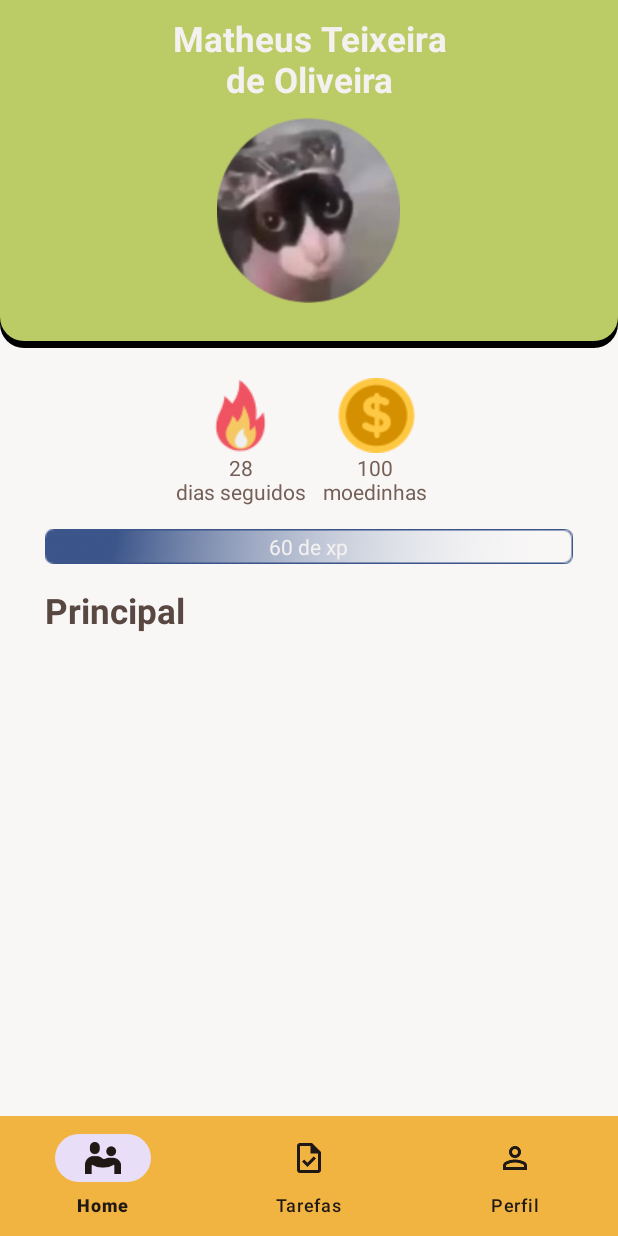
After one commit to eniac-flavio/task-family, an Android app: the layout activity_task.xml on its own in the app's theme, with its tools: preview values and no code run, on a phone screen of 412 x 824 dp. The commit adds this screen. Run offline under Robolectric (Android 15) with nearby library versions, the light colour scheme and no system bars.

Commit message:
perfil xml v1

```diff
--- a/app/src/main/AndroidManifest.xml
+++ b/app/src/main/AndroidManifest.xml
@@ -13,10 +13,11 @@
         android:theme="@style/Theme.Taskfamily"
         tools:targetApi="31">
         <activity
+            android:name=".Task"
+            android:exported="false" />
+        <activity
             android:name=".GreetingActivity"
-            android:exported="true"
-            >
-
+            android:exported="true">
             <intent-filter>
                 <action android:name="android.intent.action.MAIN" />
 
@@ -26,8 +27,6 @@
         <activity android:name=".RegistrarActivity" />
         <activity android:name=".MainActivity" />
         <activity android:name=".LoginActivity" />
-
-
     </application>
 
 </manifest>
--- /dev/null
+++ b/app/src/main/res/drawable/perfil_model.xml
@@ -0,0 +1,17 @@
+<?xml version="1.0" encoding="utf-8"?>
+<layer-list xmlns:android="http://schemas.android.com/apk/res/android">
+    <!-- Sombra -->
+    <item android:top="35dp">
+        <shape android:shape="rectangle">
+            <solid android:color="#000000" />
+            <corners android:radius="16dp" />
+        </shape>
+    </item>
+    <!-- Botão -->
+    <item android:bottom="5dp">
+        <shape android:shape="rectangle">
+            <solid android:color="@color/sec400" />
+            <corners android:bottomLeftRadius="16dp" android:bottomRightRadius="16dp" />
+        </shape>
+    </item>
+</layer-list>
--- a/app/src/main/res/layout/activity_main.xml
+++ b/app/src/main/res/layout/activity_main.xml
@@ -89,7 +89,8 @@
          Eu já perdi a sanidade tentando fazer esses códigos
          nao sei flavio
          outra pergunta
-         alguem sabe oque ta fazendo?-->
+         alguem sabe oque ta fazendo?
+         tmnc sao paulino-->
 
     <!-- Navbar fixa -->
     <com.google.android.material.bottomnavigation.BottomNavigationView
--- /dev/null
+++ b/app/src/main/res/layout/activity_task.xml
@@ -0,0 +1,154 @@
+<?xml version="1.0" encoding="utf-8"?>
+<RelativeLayout xmlns:android="http://schemas.android.com/apk/res/android"
+    xmlns:app="http://schemas.android.com/apk/res-auto"
+    xmlns:tools="http://schemas.android.com/tools"
+    android:layout_width="match_parent"
+    android:layout_height="match_parent"
+    android:background="@color/bg950">
+
+    <!-- Conteúdo principal com perfil -->
+    <LinearLayout
+        android:id="@+id/layout_profile"
+        android:layout_width="match_parent"
+        android:layout_height="wrap_content"
+        android:layout_alignParentTop="true"
+        android:orientation="vertical"
+        android:background="@drawable/perfil_model">
+
+        <TextView
+            android:id="@+id/text_profile_name"
+            android:layout_width="200dp"
+            android:layout_height="wrap_content"
+            android:layout_gravity="center"
+            android:layout_marginTop="10dp"
+            android:text="Matheus Teixeira de Oliveira"
+            android:textAlignment="center"
+            android:textColor="@color/text50"
+            android:textSize="23sp"
+            android:textStyle="bold"
+            tools:ignore="HardcodedText" />
+
+        <ImageView
+            android:id="@+id/image_profile"
+            android:layout_width="130dp"
+            android:layout_height="123dp"
+            android:layout_gravity="center"
+            android:layout_marginTop="10dp"
+            android:layout_marginBottom="30dp"
+            android:src="@drawable/perfil" />
+    </LinearLayout>
+
+    <!-- Seção de Pontos abaixo do perfil -->
+    <LinearLayout
+        android:id="@+id/layout_points"
+        android:layout_width="match_parent"
+        android:layout_height="wrap_content"
+        android:layout_marginTop="20dp"
+        android:gravity="center"
+        android:orientation="horizontal"
+        android:layout_below="@id/layout_profile">
+
+        <ImageView
+            android:id="@+id/icon_streak"
+            android:layout_width="wrap_content"
+            android:layout_height="wrap_content"
+            android:src="@drawable/foguinho" />
+
+        <Space
+            android:layout_width="40dp"
+            android:layout_height="wrap_content" />
+
+        <ImageView
+            android:id="@+id/icon_coins"
+            android:layout_width="wrap_content"
+            android:layout_height="wrap_content"
+            android:src="@drawable/moeda" />
+    </LinearLayout>
+
+    <!-- Texto dos Pontos -->
+    <LinearLayout
+        android:id="@+id/layout_points_text"
+        android:layout_width="match_parent"
+        android:layout_height="wrap_content"
+        android:gravity="center"
+        android:orientation="horizontal"
+        android:layout_below="@id/layout_points"
+        android:layout_marginBottom="15dp">
+
+        <TextView
+            android:id="@+id/text_streak"
+            android:layout_width="wrap_content"
+            android:layout_height="wrap_content"
+            android:text="28\ndias seguidos"
+            android:textAlignment="center"
+            android:textColor="@color/text600"
+            android:textSize="14sp" />
+
+        <Space
+            android:layout_width="11dp"
+            android:layout_height="wrap_content" />
+
+        <TextView
+            android:id="@+id/text_coins"
+            android:layout_width="wrap_content"
+            android:layout_height="wrap_content"
+            android:text="100\nmoedinhas"
+            android:textAlignment="center"
+            android:layout_marginEnd="10dp"
+            android:textColor="@color/text600"
+            android:textSize="14sp" />
+    </LinearLayout>
+
+    <!-- Barra de XP -->
+    <LinearLayout
+        android:id="@+id/layout_xp_bar"
+        android:layout_width="match_parent"
+        android:layout_height="wrap_content"
+        android:gravity="center"
+        android:orientation="horizontal"
+        android:background="@drawable/bar"
+        android:layout_below="@id/layout_points_text"
+        android:layout_marginHorizontal="30dp">
+
+        <TextView
+            android:id="@+id/text_xp"
+            android:layout_width="wrap_content"
+            android:layout_height="wrap_content"
+            android:text="60 de xp"
+            android:textColor="@color/text50"
+            android:textSize="14sp" />
+    </LinearLayout>
+
+    <!-- Configurações -->
+    <LinearLayout
+        android:id="@+id/layout_settings"
+        android:layout_width="match_parent"
+        android:layout_height="wrap_content"
+        android:gravity="center"
+        android:orientation="horizontal"
+        android:layout_below="@id/layout_xp_bar"
+        android:layout_marginHorizontal="30dp"
+        android:layout_marginTop="15dp">
+
+        <TextView
+            android:id="@+id/text_settings"
+            android:layout_width="match_parent"
+            android:layout_height="wrap_content"
+            android:text="Principal"
+            android:textColor="@color/text700"
+            android:textSize="23sp"
+            android:textStyle="bold"
+            tools:ignore="HardcodedText" />
+    </LinearLayout>
+
+    <com.google.android.material.bottomnavigation.BottomNavigationView
+        android:id="@+id/bottom_navigation"
+        android:layout_width="match_parent"
+        android:layout_height="wrap_content"
+        android:layout_alignParentBottom="true"
+        android:background="@color/prim400"
+        app:itemIconTint="@color/bg100"
+        app:itemTextColor="@color/bg100"
+        app:menu="@menu/bottom_nav_menu" />
+
+</RelativeLayout>
--- a/app/src/main/res/values/strings.xml
+++ b/app/src/main/res/values/strings.xml
@@ -27,4 +27,7 @@
     <string name="ask_for_parent" translatable="true">Peça para os seus pais te ajudarem!</string>
     <string name="email_parent" translatable="true">Email do responsável</string>
     <string name="password_parent" translatable="true">Senha do responsável</string>
+
+    <!-- Task strings -->
+    <string name="task_warning" translatable="false">Tarefas Pedentes</string>
 </resources>
```
Also changed, not shown: app/src/main/res/drawable/bar.png (added), app/src/main/res/drawable/foguinho.png (added), app/src/main/res/drawable/moeda.png (added), app/src/main/res/drawable/perfil.png (added).
